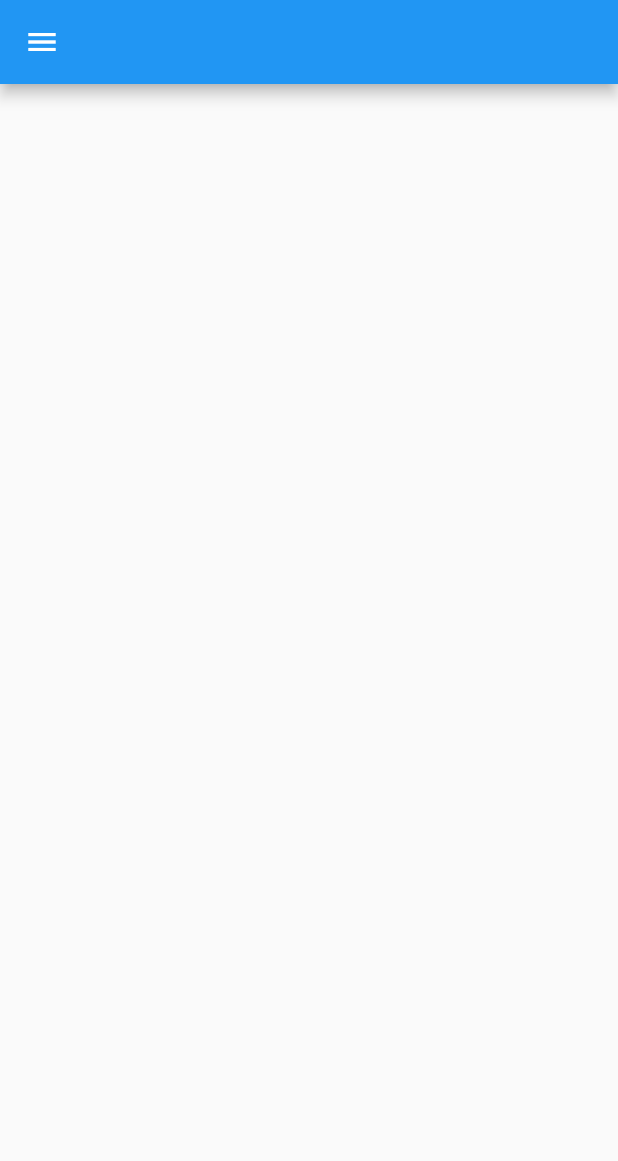
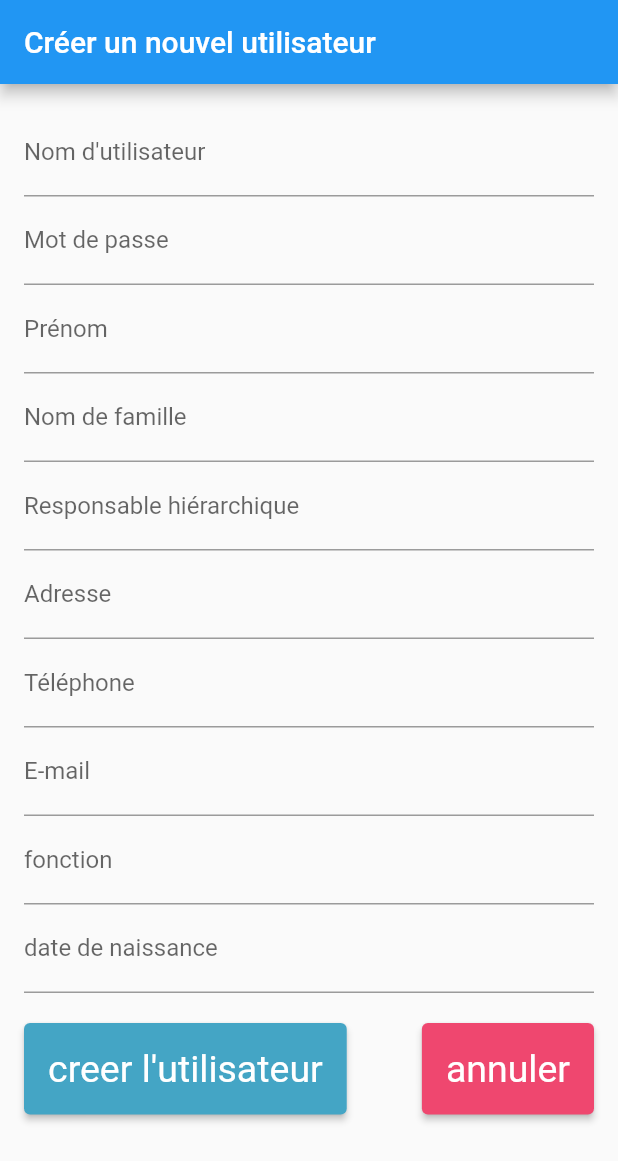
Before and after one commit to M0onstruck/dolibarrMobile, a Flutter app: the screen it shows after launch, on a phone screen of 412 x 824 dp. Shown: the top 1161 px of the screen. Run offline on Flutter 3.47's test engine with Material 2 defaults, Android fonts, the phone set to English and light mode, and no system bars.

Commit message:
Gestion des utilisateurs

```diff
--- /dev/null
+++ b/lib/ajout_utilisateur.dart
@@ -0,0 +1,211 @@
+import 'package:flutter/material.dart';
+
+class CreateUserPage extends StatefulWidget {
+  @override
+  _CreateUserPageState createState() => _CreateUserPageState();
+}
+
+class _CreateUserPageState extends State<CreateUserPage> {
+  final _formKey = GlobalKey<FormState>();
+
+  String _username = '';
+  String _password = '';
+  String _firstName = '';
+  String _lastName = '';
+  String _hierarchy = '';
+  String _address = '';
+  String _phone = '';
+  String _email = '';
+  String _function = '';
+  String _birthdate = '';
+
+
+  @override
+  Widget build(BuildContext context) {
+    return Scaffold(
+      appBar: AppBar(
+        title: Text('Créer un nouvel utilisateur'),
+      ),
+      body:SingleChildScrollView(
+          child: Form(
+          key: _formKey,
+          child: Padding(
+            padding: EdgeInsets.all(16.0),
+            child: Column(
+                children: [
+                  TextFormField(
+                    decoration: InputDecoration(
+                      labelText: 'Nom d\'utilisateur',
+                    ),
+                    validator: (value) {
+                      if (value?.isEmpty ?? true) {
+                        return 'Le nom d\'utilisateur est requis.';
+                      }
+                      return null;
+                    },
+                    onSaved: (value) {
+                      _username = value!;
+                    },
+                  ),
+                  TextFormField(
+                    obscureText: true,
+                    decoration: InputDecoration(
+                      labelText: 'Mot de passe',
+                    ),
+                    validator: (value) {
+                      if (value?.isEmpty ?? true) {
+                        return 'Le mot de passe est requis.';
+                      }
+                      return null;
+                    },
+                    onSaved: (value) {
+                      _password = value!;
+                    },
+                  ),
+                  TextFormField(
+                    decoration: InputDecoration(
+                      labelText: 'Prénom',
+                    ),
+                    validator: (value) {
+                      if (value?.isEmpty ?? true) {
+                        return 'Le prénom est requis.';
+                      }
+                      return null;
+                    },
+                    onSaved: (value) {
+                      _firstName = value!;
+                    },
+                  ),
+                  TextFormField(
+                    decoration: InputDecoration(
+                      labelText: 'Nom de famille',
+                    ),
+                    validator: (value) {
+                      if (value?.isEmpty ?? true) {
+                        return 'Le nom de famille est requis.';
+                      }
+                      return null;
+                    },
+                    onSaved: (value) {
+                      _lastName = value!;
+                    },
+                  ),
+                  TextFormField(
+                    decoration: InputDecoration(
+                      labelText: 'Responsable hiérarchique',
+                    ),
+                    validator: (value) {
+                      if (value?.isEmpty ?? true) {
+                        return 'Le responsable hiérarchique est requis.';
+                      }
+                      return null;
+                    },
+                    onSaved: (value) {
+                      _hierarchy = value!;
+                    },
+                  ),
+                  TextFormField(
+                    decoration: InputDecoration(
+                      labelText: 'Adresse',
+                    ),
+                    validator: (value) {
+                      if (value?.isEmpty ?? true) {
+                        return 'L\'adresse est requise.';
+                      }
+                      return null;
+                    },
+                    onSaved: (value) {
+                      _address = value!;
+                    },
+                  ),
+                  TextFormField(
+                    decoration: InputDecoration(
+                      labelText: 'Téléphone',
+                    ),
+                    validator: (value) {
+                      if (value?.isEmpty ?? true) {
+                        return 'Le numéro de téléphone est requis.';
+                      }
+                      return null;
+                    },
+                    onSaved: (value) {
+                      _phone = value!;
+                    },
+                  ),
+                  TextFormField(
+                    decoration: InputDecoration(
+                      labelText: 'E-mail',
+                    ),
+                    validator: (value) {
+                      if (value?.isEmpty ?? true) {
+                        return 'L\'adresse e-mail est requise.';
+                      }
+                      return null;
+                    },
+                    onSaved: (value) {
+                      _email = value!;
+                    },
+                  ),
+                  TextFormField(decoration: InputDecoration(
+                    labelText: 'fonction',
+                  ),
+                    validator: (value) {
+                      if (value?.isEmpty ?? true) {
+                        return 'La fonction est requise.';
+                      }
+                      return null;
+                    },
+                    onSaved: (value) {
+                      _function = value!;
+                    },
+                  ),
+                  TextFormField(decoration: InputDecoration(
+                    labelText: 'date de naissance ',
+                  ),
+                    validator: (value) {
+                      if (value?.isEmpty ?? true) {
+                        return 'La date de naissance est requise .';
+                      }
+                      return null;
+                    },
+                    onSaved: (value) {
+                      _birthdate = value!;
+                    },
+                  ),
+                  SizedBox(height: 20.0),
+                  Row(
+                    mainAxisAlignment: MainAxisAlignment.spaceBetween,
+                    children: [
+                      ElevatedButton(
+                        style: ElevatedButton.styleFrom(
+                          padding: const EdgeInsets.all(16.0),
+                          primary: const Color(0xFF44A5C5),
+                          foregroundColor: const Color(0xFFFFFFFF),
+                          textStyle: const TextStyle(fontSize: 25),
+                        ),
+                        onPressed: () {},
+                        child: const Text('creer l\'utilisateur'),
+                      ),
+                      ElevatedButton(
+                        style: ElevatedButton.styleFrom(
+                          padding: const EdgeInsets.all(16.0),
+                          primary: const Color(0xFFEF476F),
+                          foregroundColor: const Color(0xFFFFFFFF),
+                          textStyle: const TextStyle(fontSize: 25),
+                        ),
+                        onPressed: () {},
+                        child: const Text('annuler'),
+                      ),
+                    ],
+                  )
+
+
+                ]),
+          )
+      ),
+      )
+    );
+  }
+
+
+}
--- a/lib/main.dart
+++ b/lib/main.dart
@@ -1,7 +1,10 @@
 import 'package:dolibarrmobile/accueil.dart';
+import 'package:dolibarrmobile/ajout_utilisateur.dart';
 import 'package:dolibarrmobile/commandes.dart';
+import 'package:dolibarrmobile/connexion.dart';
 import 'package:dolibarrmobile/mon_profile.dart';
 import 'package:flutter/material.dart';
+import 'package:dolibarrmobile/liste_utilisateurs.dart';
 
 void main() {
   runApp(const MyApp());
@@ -15,7 +18,7 @@ class MyApp extends StatelessWidget {
     return MaterialApp(
       debugShowCheckedModeBanner: false,
       theme: ThemeData(primarySwatch: Colors.blue),
-      home: RootPage(),
+      home:  CreateUserPage(),
     );
   }
 }
@@ -29,7 +32,7 @@ class RootPage extends StatefulWidget {
 
 class _RootPageState extends State<RootPage> {
   int currentPage = 0;
-  List<Widget> pages = [Accueil(), MonProfile(), Commandes()];
+  List<Widget> pages = [Connexion(), MonProfile(), Commandes(),];
   @override
   Widget build(BuildContext context) {
     return Scaffold(
@@ -60,7 +63,7 @@ class _RootPageState extends State<RootPage> {
               onTap: () {
                 Navigator.of(context).pushReplacement(
                     MaterialPageRoute(builder: (BuildContext context) {
-                  return MonProfile();
+                  return Connexion();
                 }));
               },
             ),
--- a/pubspec.yaml
+++ b/pubspec.yaml
@@ -30,6 +30,8 @@ environment:
 dependencies:
   flutter:
     sdk: flutter
+  provider: ^6.0.1
+  http: ^0.13.4
 
 
   # The following adds the Cupertino Icons font to your application.
```
Also changed, not shown: CppProperties.json (added, +21 -0 lines), lib/connexion.dart (added, +127 -0 lines), lib/liste_utilisateurs.dart (added, +56 -0 lines), lib/my_form_values.dart (added, +15 -0 lines), lib/reset_password_page.dart (added, +35 -0 lines), images/dolimobile.jpg (added), pubspec.lock.
